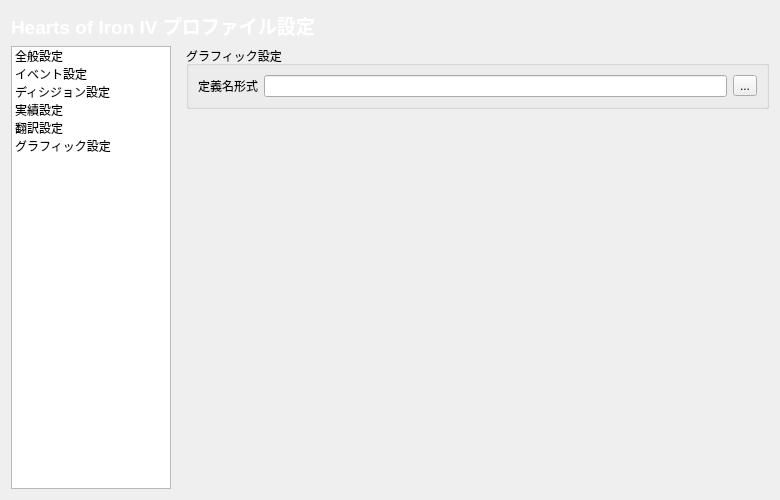
Qt form plugins/hoi4/settings.ui (Ikumyon/PDX-Mod-Studio) before a commit.
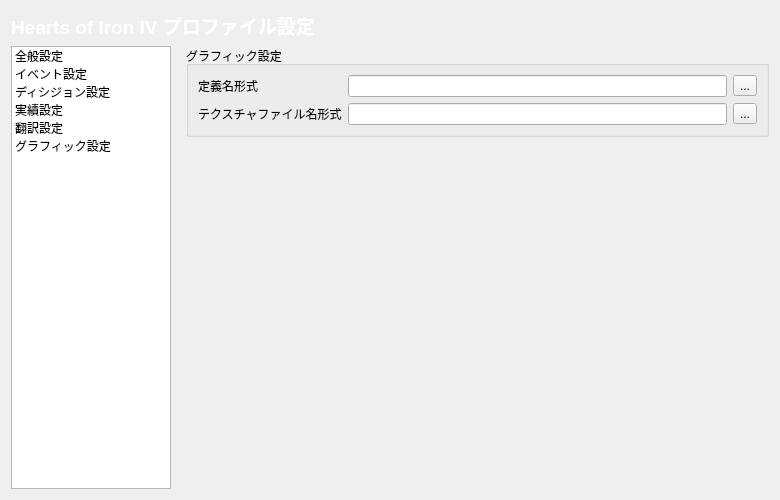
The same form after that commit. The open tabs and pages were chosen to show the change.

The edit to the form file:
```diff
--- a/plugins/hoi4/settings.ui
+++ b/plugins/hoi4/settings.ui
@@ -662,6 +662,27 @@
               </item>
              </layout>
             </item>
+            <item row="1" column="0">
+             <widget class="QLabel" name="labelTextureFileFormat">
+              <property name="text">
+               <string>テクスチャファイル名形式</string>
+              </property>
+             </widget>
+            </item>
+            <item row="1" column="1">
+             <layout class="QHBoxLayout" name="graphicTextureFileFormatLayout">
+              <item>
+               <widget class="QLineEdit" name="graphicTextureFileFormatEdit"/>
+              </item>
+              <item>
+               <widget class="QToolButton" name="graphicTextureFileFormatBrowseButton">
+                <property name="text">
+                 <string>...</string>
+                </property>
+               </widget>
+              </item>
+             </layout>
+            </item>
            </layout>
           </widget>
          </item>
```
Left out of the diff: 21 changed lines with no effect on the pictures.
